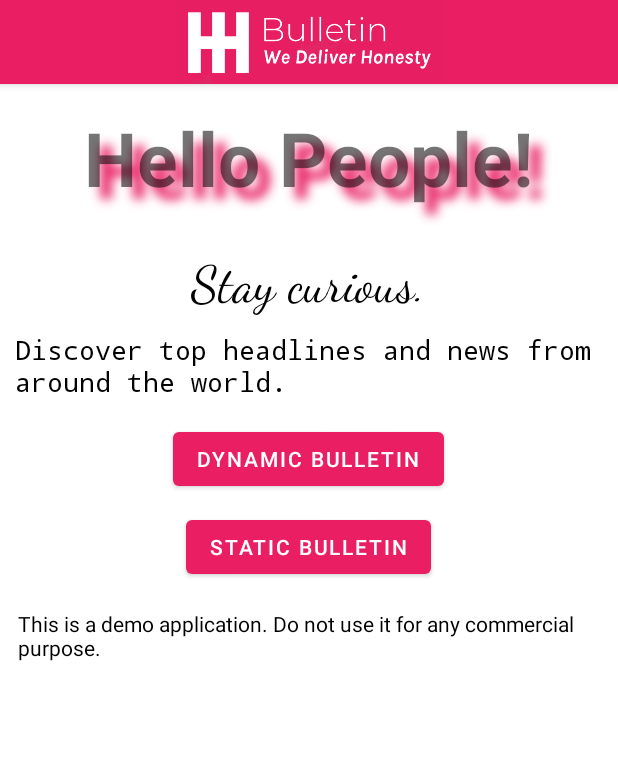
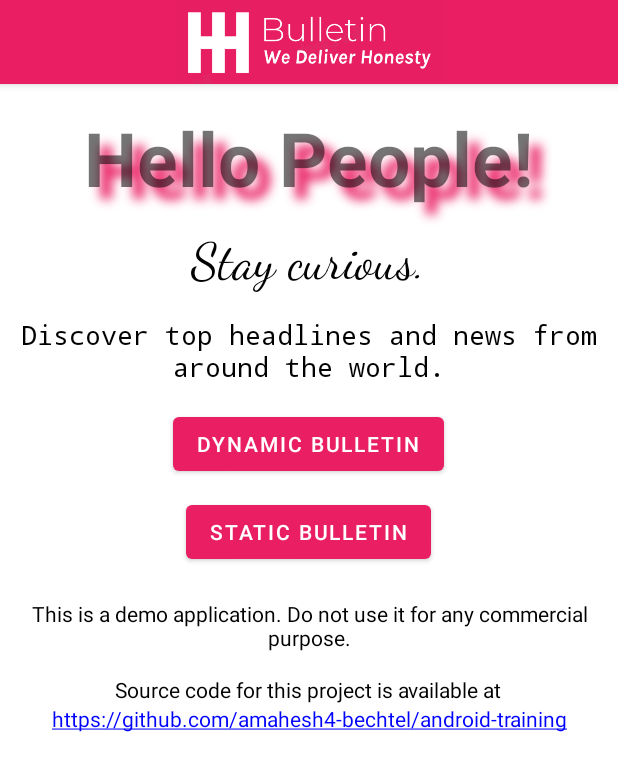
Before and after one commit to amahesh4-bechtel/android-training, an Android app: the screen it shows after launch (MainActivity), on a phone screen of 412 x 824 dp. Shown: the top 771 px of the screen. Run offline under Robolectric (Android 15) with nearby library versions, the phone set to English and light mode, and no system bars.

Commit message:
Demo news app -bug fixes

```diff
--- a/app/src/main/AndroidManifest.xml
+++ b/app/src/main/AndroidManifest.xml
@@ -4,9 +4,9 @@
     <uses-permission android:name="android.permission.INTERNET" />
     <application
         android:allowBackup="true"
-        android:icon="@mipmap/ic_launcher"
+        android:icon="@drawable/logo"
         android:label="@string/app_name"
-        android:roundIcon="@mipmap/ic_launcher_round"
+        android:roundIcon="@drawable/logo"
         android:supportsRtl="true"
         android:theme="@style/Theme.Bulletin">
         <activity
--- a/app/src/main/java/com/example/bulletin/StaticFragment.kt
+++ b/app/src/main/java/com/example/bulletin/StaticFragment.kt
@@ -2,12 +2,12 @@ package com.example.bulletin
 
 import android.content.Intent
 import android.os.Bundle
-import androidx.fragment.app.Fragment
+import android.text.method.ScrollingMovementMethod
 import android.view.LayoutInflater
 import android.view.View
 import android.view.ViewGroup
-import androidx.appcompat.app.ActionBar
-import androidx.appcompat.app.AppCompatActivity
+import android.widget.TextView
+import androidx.fragment.app.Fragment
 import androidx.recyclerview.widget.LinearLayoutManager
 import androidx.recyclerview.widget.RecyclerView
 import com.example.bulletin.databinding.FragmentStaticBinding
--- a/app/src/main/java/com/example/bulletin/landing/LandingFragment.kt
+++ b/app/src/main/java/com/example/bulletin/landing/LandingFragment.kt
@@ -1,18 +1,18 @@
 package com.example.bulletin.landing
 
+import android.graphics.Color
 import android.os.Bundle
-import android.os.Handler
+import android.text.Html
+import android.text.method.LinkMovementMethod
 import android.view.LayoutInflater
 import android.view.View
 import android.view.ViewGroup
-import android.view.WindowManager
-import android.widget.Button
-import android.widget.Toast
-import androidx.appcompat.app.AppCompatActivity
+import android.widget.TextView
 import androidx.fragment.app.Fragment
 import androidx.navigation.fragment.findNavController
 import com.example.bulletin.R
 import com.example.bulletin.databinding.FragmentLandingBinding
+
 
 /**
  * An example full-screen fragment that shows and hides the system UI (i.e.
@@ -42,6 +42,9 @@ class LandingFragment : Fragment() {
             findNavController().navigate(R.id.action_homeFragment_to_dynamicFragment)
         }
 
+        val linkTextView = binding.sourceCodeLink as TextView
+        linkTextView.movementMethod = LinkMovementMethod.getInstance();
+        linkTextView.setLinkTextColor(Color.BLUE)
         return binding.root
 
     }
--- a/app/src/main/java/com/example/bulletin/staticList/StaticListActivity.kt
+++ b/app/src/main/java/com/example/bulletin/staticList/StaticListActivity.kt
@@ -2,6 +2,7 @@ package com.example.bulletin.staticList
 
 import androidx.appcompat.app.AppCompatActivity
 import android.os.Bundle
+import android.text.method.ScrollingMovementMethod
 import android.widget.ImageView
 import android.widget.TextView
 import com.example.bulletin.R
--- a/app/src/main/res/layout/fragment_landing.xml
+++ b/app/src/main/res/layout/fragment_landing.xml
@@ -69,7 +69,8 @@
                 android:shadowDx="12"
                 android:shadowDy="12"
                 android:shadowRadius="8"
-                android:textStyle="bold"/>
+                android:textStyle="bold"
+                android:gravity="center_horizontal"/>
 
             <TextView
                 android:layout_width="wrap_content"
@@ -81,7 +82,8 @@
                 app:layout_constraintLeft_toLeftOf="parent"
                 app:layout_constraintRight_toRightOf="parent"
                 app:layout_constraintTop_toTopOf="parent"
-                android:layout_marginTop="15dp"/>
+                android:layout_marginBottom="5dp"
+                android:gravity="center_horizontal"/>
 
             <TextView
                 android:layout_width="wrap_content"
@@ -93,21 +95,24 @@
                 app:layout_constraintLeft_toLeftOf="parent"
                 app:layout_constraintRight_toRightOf="parent"
                 app:layout_constraintTop_toTopOf="parent"
-                android:padding="10dp"/>
+                android:padding="10dp"
+                android:gravity="center_horizontal"/>
 
             <Button
                 android:layout_width="wrap_content"
                 android:layout_height="wrap_content"
                 android:layout_margin="5dp"
                 android:text="@string/dynamic_btn"
-                android:id="@+id/dynamicBtn" />
+                android:id="@+id/dynamicBtn"
+                android:gravity="center_vertical" />
 
             <Button
                 android:layout_width="wrap_content"
                 android:layout_height="wrap_content"
                 android:layout_margin="5dp"
                 android:text="@string/static_btn"
-                android:id="@+id/staticBtn" />
+                android:id="@+id/staticBtn"
+                android:gravity="center_vertical" />
 
             <TextView
                 android:layout_width="wrap_content"
@@ -119,7 +124,35 @@
                 app:layout_constraintLeft_toLeftOf="parent"
                 app:layout_constraintRight_toRightOf="parent"
                 app:layout_constraintTop_toTopOf="parent"
-                android:padding="12dp"/>
+                android:gravity="center_horizontal"
+                android:padding="15dp"/>
+
+            <TextView
+                android:layout_width="wrap_content"
+                android:layout_height="wrap_content"
+                android:text="Source code for this project is available at"
+                android:textSize="14sp"
+                android:fontFamily="sans-serif"
+                android:textColor="@color/black"
+                app:layout_constraintLeft_toLeftOf="parent"
+                app:layout_constraintRight_toRightOf="parent"
+                app:layout_constraintTop_toTopOf="parent"
+                android:gravity="center_horizontal"/>
+
+            <TextView
+                android:id="@+id/source_code_link"
+                android:layout_width="wrap_content"
+                android:layout_height="wrap_content"
+                android:textSize="14sp"
+                android:text="@string/sourceCodeLink"
+                android:fontFamily="sans-serif"
+                android:textColor="@color/black"
+                app:layout_constraintLeft_toLeftOf="parent"
+                app:layout_constraintRight_toRightOf="parent"
+                app:layout_constraintTop_toTopOf="parent"
+                android:autoLink="web"
+                android:linksClickable="true"
+                android:gravity="center_horizontal"/>
 
         </LinearLayout>
     </FrameLayout>
--- a/app/src/main/res/values/strings.xml
+++ b/app/src/main/res/values/strings.xml
@@ -3,6 +3,7 @@
     <string name="home_title">Welcome to Bulletin</string>
     <string name="static_btn">Static Bulletin</string>
     <string name="dynamic_btn">Dynamic Bulletin</string>
+    <string name="sourceCodeLink">https://github.com/amahesh4-bechtel/android-training</string>
     <string name="a">The head of the FBI and the leader of Britain’s domestic intelligence agency raised fresh alarms Wednesday about the Chinese government, warning business leaders that Beijing is determined to steal their technology for competitive gain.
     FBI Director Christopher Wray reaffirmed longstanding concerns in denouncing economic espionage and hacking operations by China as well as the Chinese government’s efforts to stifle dissent abroad. But his speech was notable because it took place at MI5’s London headquarters and alongside the agency’s director general, Ken McCallum, in an intended show of Western solidarity.</string>
 
```
Also changed, not shown: app/src/main/res/layout/activity_list.xml (+18 -8 lines).
